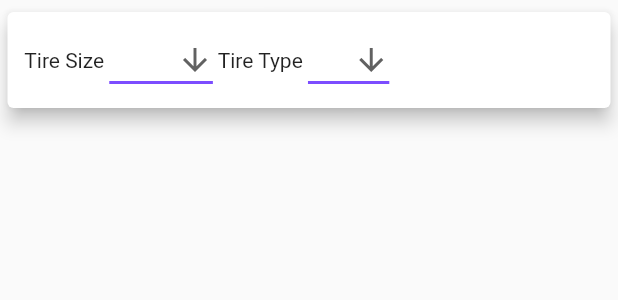
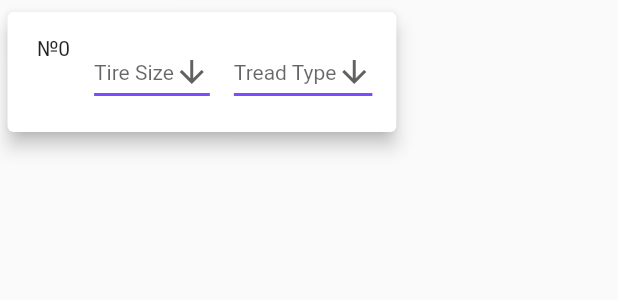
Before and after one commit to OolaaPleur/veguma_special, a Flutter app: the NewTireWidget widget shown alone on an empty page, opened directly, on a phone screen of 412 x 824 dp. Shown: the top 300 px of the screen. Run offline on Flutter 3.47's test engine with Material 2 defaults, Android fonts, the phone set to English and light mode, and no system bars; generated files the repository leaves out were written again; network calls fail.

Commit message:
localization, tire card preparations

```diff
--- a/lib/l10n/app_en.arb
+++ b/lib/l10n/app_en.arb
@@ -1,3 +1,5 @@
 {
-  "addData": "Add data"
+  "addData": "Add data",
+  "tireSize": "Tire Size",
+  "treadType": "Tread Type"
 }
--- a/lib/l10n/app_ru.arb
+++ b/lib/l10n/app_ru.arb
@@ -1,3 +1,5 @@
 {
-  "addData": "Ввести данные"
+  "addData": "Ввести данные",
+  "tireSize": "Размер каркаса",
+  "treadType": "Тип протектора"
 }
--- a/lib/widgets/new_tire_widget.dart
+++ b/lib/widgets/new_tire_widget.dart
@@ -1,7 +1,9 @@
 import 'package:flutter/material.dart';
+import 'package:flutter_gen/gen_l10n/app_localizations.dart';
 
 class NewTireWidget extends StatefulWidget {
-  const NewTireWidget({Key? key}) : super(key: key);
+  const NewTireWidget({Key? key, this.indexNumber = 0}) : super(key: key);
+  final int indexNumber;
 
   @override
   _NewTireWidgetState createState() => _NewTireWidgetState();
@@ -20,11 +22,16 @@ class _NewTireWidgetState extends State<NewTireWidget> {
         child: Padding(
           padding: const EdgeInsets.all(8.0),
           child: Form(
-            child: Row(
+            child: Wrap(
               children: [
-                const Text(' Tire Size '),
-                DropdownButton<String>(
-                  value: tireSize,
+                Padding(
+                  padding: const EdgeInsets.all(8.0),
+                  child: Text(' №' + widget.indexNumber.toString()),
+                ),
+                Padding(
+                  padding: const EdgeInsets.all(8.0),
+                  child: DropdownButton<String>(
+                    hint: Text(AppLocalizations.of(context)!.tireSize),
                     icon: const Icon(Icons.arrow_downward),
                     iconSize: 24,
                     elevation: 16,
@@ -38,17 +45,23 @@ class _NewTireWidgetState extends State<NewTireWidget> {
                         tireSize = newValue!;
                       });
                     },
-                  items: <String>['', '315/70', '315/80', '295/80']
-                      .map<DropdownMenuItem<String>>((String value) {
+                    items: <String>[
+                      AppLocalizations.of(context)!.tireSize,
+                      '315/70',
+                      '315/80',
+                      '295/80'
+                    ].map<DropdownMenuItem<String>>((String value) {
                       return DropdownMenuItem<String>(
                         value: value,
                         child: Text(value),
                       );
                     }).toList(),
                   ),
-                const Text(' Tire Type '),
-                DropdownButton<String>(
-                  value: threadType,
+                ),
+                Padding(
+                  padding: const EdgeInsets.all(8.0),
+                  child: DropdownButton<String>(
+                    hint: Text(AppLocalizations.of(context)!.treadType),
                     icon: const Icon(Icons.arrow_downward),
                     iconSize: 24,
                     elevation: 16,
@@ -62,13 +75,18 @@ class _NewTireWidgetState extends State<NewTireWidget> {
                         threadType = newValue!;
                       });
                     },
-                  items: <String>['', 'RDE', 'RDF', 'RDW']
-                      .map<DropdownMenuItem<String>>((String value) {
+                    items: <String>[
+                      AppLocalizations.of(context)!.treadType,
+                      'RDE',
+                      'RDF',
+                      'RDW'
+                    ].map<DropdownMenuItem<String>>((String value) {
                       return DropdownMenuItem<String>(
                         value: value,
                         child: Text(value),
                       );
                     }).toList(),
+                  ),
                 )
               ],
             ),
```
Also changed, not shown: lib/models/wheel.dart (+7 -5 lines), lib/models/wheels.dart (+7 -0 lines), lib/screens/wheel_list_screen.dart (+3 -10 lines), lib/widgets/wheel_card.dart (deleted, +0 -30 lines), 1 other file. Lines whose indentation alone changed are shown as unchanged.
